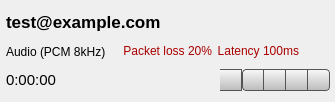
This is resources/audio_session.ui in AGProjects/blink-qt as Qt 5 draws it before an edit. The edited form follows.
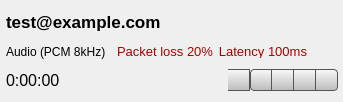
This is the edited form. Icons and pictures are not drawn. Custom widgets are drawn as their Qt base class.

Commit message: Make button sizes consistent

Diff of the .ui file:
```diff
--- a/resources/audio_session.ui
+++ b/resources/audio_session.ui
@@ -244,7 +244,7 @@
        </property>
        <property name="font">
         <font>
-         <pointsize>9</pointsize>
+         <pointsize>10</pointsize>
         </font>
        </property>
        <property name="text">
@@ -341,7 +341,7 @@
        </property>
        <property name="font">
         <font>
-         <pointsize>9</pointsize>
+         <pointsize>10</pointsize>
         </font>
        </property>
        <property name="text">
@@ -391,7 +391,7 @@
       <widget class="DurationLabel" name="duration_label">
        <property name="font">
         <font>
-         <pointsize>11</pointsize>
+         <pointsize>12</pointsize>
         </font>
        </property>
        <property name="text">
```
The commit also changes 2 other files.
